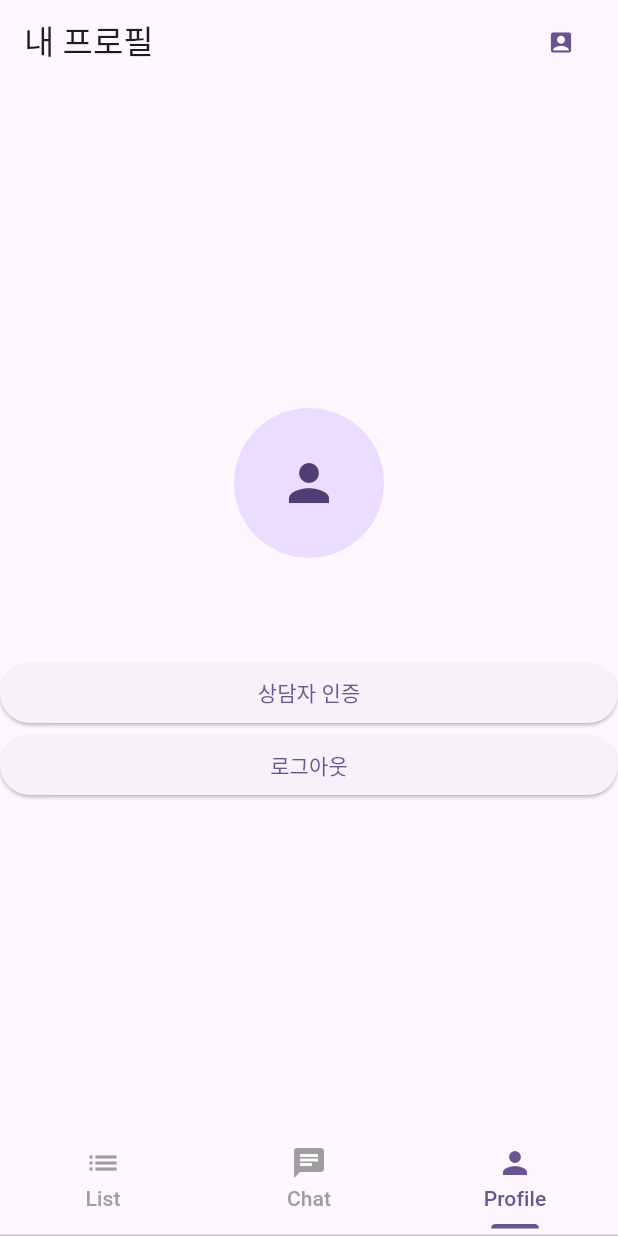
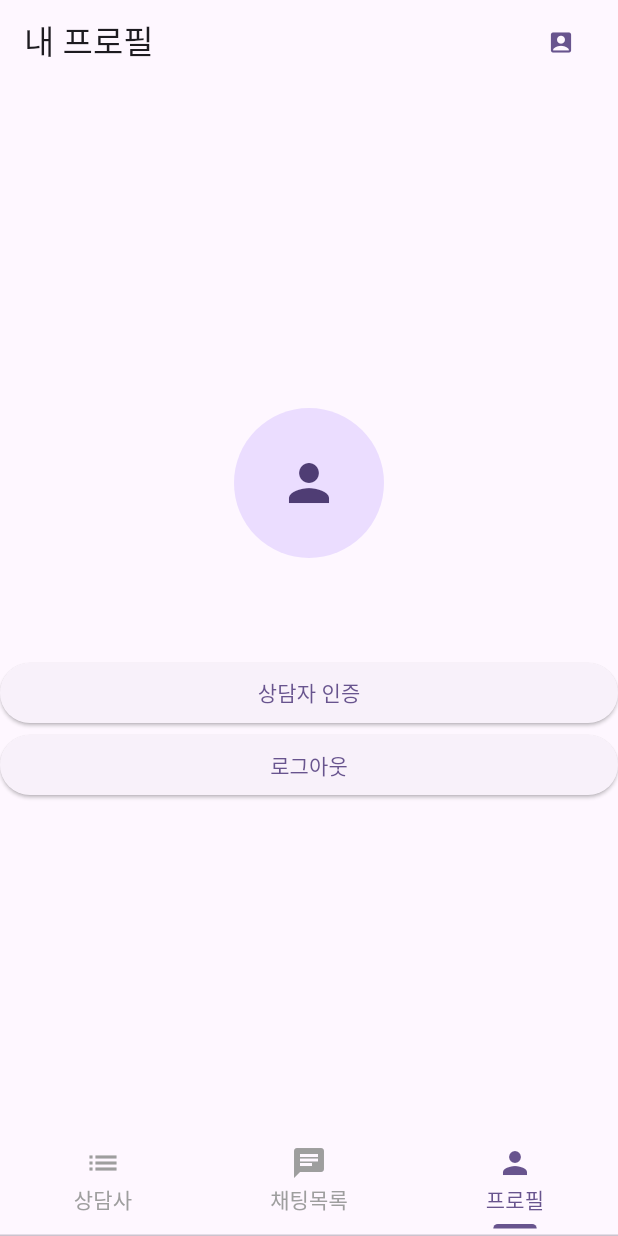
Before and after one commit to kookmin-sw/capstone-2024-2024-49, a Flutter app: the HomeScreen screen opened by its route, item 3 of the bottom bar chosen, on a phone screen of 412 x 824 dp. Run offline on Flutter 3.47's test engine with Material 3 defaults, Android fonts, the light colour scheme and no system bars; our stand-ins replace bloc, cloud_firestore, firebase_core, flutter_bloc, freezed_annotation, go_router and 3 more; accounts and stored records are empty.

Commit message:
상담사 탭 생성

```diff
--- a/lib/data/User.dart
+++ b/lib/data/User.dart
@@ -9,6 +9,7 @@ class User with _$User {
     required String userId,
     required String password,
     required String nickname,
+    required bool isCounsellor,
     String? profileUrl, // 옵셔널 필드
   }) = _User;
 
--- a/lib/features/home/view/home_screen.dart
+++ b/lib/features/home/view/home_screen.dart
@@ -1,10 +1,12 @@
 import 'package:cloud_firestore/cloud_firestore.dart';
+import 'package:luckymoon/core/logger.dart';
 import 'package:luckymoon/data/Counsellor.dart';
 import 'package:flutter/material.dart';
 import 'package:go_router/go_router.dart';
 import 'package:shared_preferences/shared_preferences.dart';
 
 import '../../chat/view/chat_list_screen.dart';
+import '../../chat/view/consult_list_screen.dart';
 import '../../list/view/user_list_screen.dart';
 import '../../profile/profile_screen.dart';
 
@@ -18,13 +20,14 @@ class HomeScreen extends StatefulWidget {
 class _HomeScreenState extends State<HomeScreen> with SingleTickerProviderStateMixin {
   late TabController _tabController;
   String _nickname = "";
+  bool _isCounsellor = false;
 
   @override
   void initState() {
     super.initState();
-    _tabController = TabController(length: 3, vsync: this);
-    _tabController.addListener(_setAppBarTitle);
+    //_tabController = TabController(length: _isCounsellor ? 4 : 3, vsync: this);
 
+    _checkCounsellorStatus();
     _getNickname();
   }
 
@@ -45,13 +48,46 @@ class _HomeScreenState extends State<HomeScreen> with SingleTickerProviderStateM
     }
   }
 
+  Future<void> _checkCounsellorStatus() async {
+    SharedPreferences prefs = await SharedPreferences.getInstance();
+    String? userId = prefs.getString('userId');
+    logger.e("isCounsellor ??? $_isCounsellor");
+    if (userId != null) {
+      var doc = await FirebaseFirestore.instance.collection('users').doc(userId).get();
+      bool? isCounsellor = doc.data()?['isCounsellor'];
+      setState(() {
+        _isCounsellor = isCounsellor!;
+        _tabController = TabController(length: _isCounsellor ? 4 : 3, vsync: this);
+        _tabController.addListener(_setAppBarTitle);
+      });
+    }
+
+    logger.e("isCounsellor ??? $_isCounsellor");
+
+  }
+
   void _setAppBarTitle() {
     setState(() {}); // 앱바 타이틀을 업데이트하기 위해 상태를 갱신
   }
 
   @override
   Widget build(BuildContext context) {
-    List<String> titles = ["상담사 리스트", "챗 리스트", "내 프로필"];
+    List<Widget> tabs = [
+      const Tab(icon: Icon(Icons.list), text: '상담사'),
+      if (_isCounsellor) const Tab(icon: Icon(Icons.health_and_safety), text: '내 상담'),
+      const Tab(icon: Icon(Icons.chat), text: '채팅목록'),
+      const Tab(icon: Icon(Icons.person), text: '프로필'),
+    ];
+
+    List<Widget> tabViews = [
+      const UserListScreen(),
+      if (_isCounsellor) const ConsultListScreen(),
+      const ChatListScreen(),
+      const ProfileScreen(),
+    ];
+
+    List<String> titles = ["상담사 리스트", if (_isCounsellor) "상담 리스트", "챗 리스트", "내 프로필"];
+
     return Scaffold(
       appBar: AppBar(
           title: Text(titles[_tabController.index]),
@@ -68,19 +104,11 @@ class _HomeScreenState extends State<HomeScreen> with SingleTickerProviderStateM
       body: TabBarView(
         controller: _tabController,
         physics: NeverScrollableScrollPhysics(), // 스와이프로 탭 변경을 막음
-        children: const [
-          UserListScreen(),
-          ChatListScreen(),
-          ProfileScreen(),
-        ],
+        children: tabViews,
       ),
       bottomNavigationBar: TabBar(
         controller: _tabController,
-        tabs: const [
-          Tab(icon: Icon(Icons.list), text: 'List'),
-          Tab(icon: Icon(Icons.chat), text: 'Chat'),
-          Tab(icon: Icon(Icons.person), text: 'Profile'),
-        ],
+        tabs: tabs,
         labelColor: Theme.of(context).primaryColor,
         unselectedLabelColor: Colors.grey,
         indicatorSize: TabBarIndicatorSize.label,
--- a/lib/features/login/view/signup_screen.dart
+++ b/lib/features/login/view/signup_screen.dart
@@ -52,6 +52,7 @@ class _SignUpScreenState extends State<SignUpScreen> {
       userId: userId,
       password: password,
       nickname: nickname,
+      isCounsellor: false
     );
 
     final userJson = user.toJson();
```
Also changed, not shown: lib/features/chat/view/consult_list_item.dart (added, +86 -0 lines), lib/features/chat/view/consult_list_screen.dart (added, +101 -0 lines), lib/features/profile/profile_screen.dart (+7 -0 lines), lib/data/User.freezed.dart, lib/data/User.g.dart.
